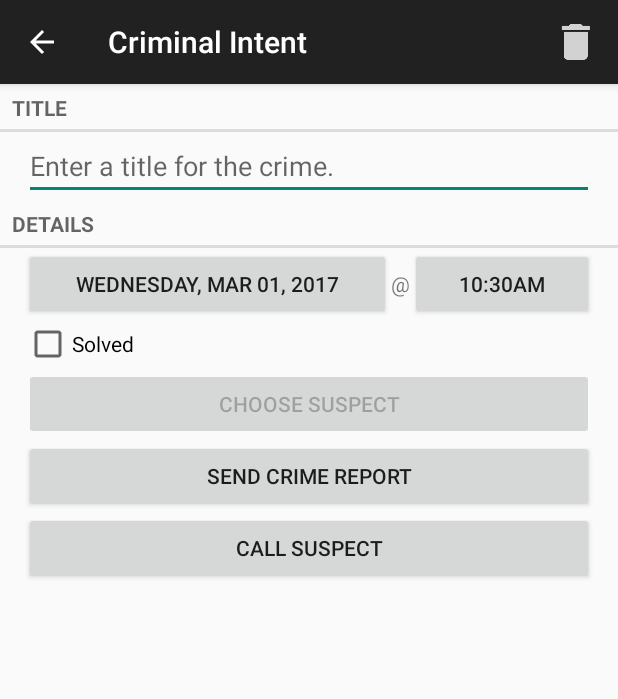
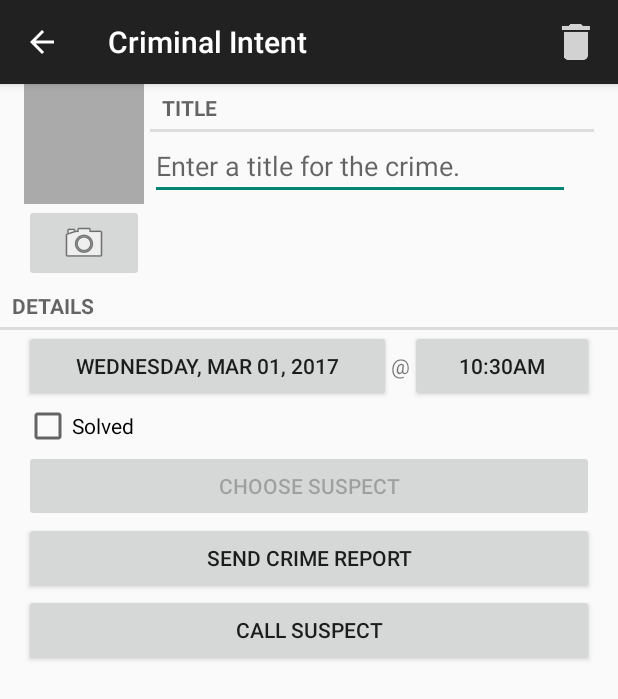
Before and after one commit to chrisdziewa/criminal-intent, an Android app: the CrimeFragment screen opened directly, with no data from a screen before it, on a phone screen of 412 x 824 dp. Shown: the top 699 px of the screen. Run offline under Robolectric (Android 15) with nearby library versions, the phone set to English and light mode, and no system bars.

```diff
--- a/app/src/main/java/com/example/android/criminalintent2/Crime.java
+++ b/app/src/main/java/com/example/android/criminalintent2/Crime.java
@@ -68,4 +68,8 @@ public class Crime {
     public void setSuspectId(long suspectId) {
         mSuspectId = suspectId;
     }
+
+    public String getPhotoFilename() {
+        return "IMG_" + getId().toString() + ".jpg";
+    }
 }
--- a/app/src/main/java/com/example/android/criminalintent2/CrimeFragment.java
+++ b/app/src/main/java/com/example/android/criminalintent2/CrimeFragment.java
@@ -5,17 +5,21 @@ import android.app.Activity;
 import android.content.Context;
 import android.content.Intent;
 import android.content.pm.PackageManager;
+import android.content.pm.ResolveInfo;
 import android.content.res.Configuration;
 import android.database.Cursor;
+import android.graphics.Bitmap;
 import android.net.Uri;
 import android.os.Bundle;
 import android.provider.ContactsContract;
+import android.provider.MediaStore;
 import android.support.annotation.Nullable;
 import android.support.v4.app.ActivityCompat;
 import android.support.v4.app.Fragment;
 import android.support.v4.app.FragmentManager;
 import android.support.v4.app.ShareCompat;
 import android.support.v4.content.ContextCompat;
+import android.support.v4.content.FileProvider;
 import android.text.Editable;
 import android.text.TextWatcher;
 import android.util.Log;
@@ -29,9 +33,13 @@ import android.widget.Button;
 import android.widget.CheckBox;
 import android.widget.CompoundButton;
 import android.widget.EditText;
+import android.widget.ImageButton;
+import android.widget.ImageView;
 import android.widget.Toast;
 
+import java.io.File;
 import java.util.Date;
+import java.util.List;
 import java.util.UUID;
 
 /**
@@ -40,7 +48,6 @@ import java.util.UUID;
 
 public class CrimeFragment extends Fragment {
     private static final String CRIME_FRAGMENT = "CrimeFragment";
-
     private static final String ARG_CRIME_ID = "crime_id";
 
     // Dialog tags
@@ -51,18 +58,19 @@ public class CrimeFragment extends Fragment {
     public static final String EXTRA_DATE = "date";
     public static final String EXTRA_TIME = "time";
 
-    // Dialog codes
-    public static final int REQUEST_DATE = 0;
-    public static final int REQUEST_TIME = 1;
-
-    // Activity codes
+    // request codes
+    private static final int REQUEST_DATE = 0;
+    private static final int REQUEST_TIME = 1;
+    private static final int REQUEST_PHOTO = 2;
     public static final int ACTIVITY_REQUEST_DATE = 3;
     public static final int ACTIVITY_REQUEST_TIME = 4;
     public static final int REQUEST_CONTACT = 5;
 
     public static final int MY_PERMISSIONS_REQUEST_READ_CONTACTS = 6;
 
+    // Widgets
     private Crime mCrime;
+    private File mPhotoFile;
     private EditText mTitleField;
     private Button mDateButton;
     private Button mTimeButton;
@@ -70,12 +78,15 @@ public class CrimeFragment extends Fragment {
     private Button mReportButton;
     private Button mSuspectButton;
     private Button mCallSuspectButton;
+    private ImageButton mPhotoButton;
+    private ImageView mPhotoView;
 
     @Override
     public void onCreate(@Nullable Bundle savedInstanceState) {
         super.onCreate(savedInstanceState);
         UUID crimeId = (UUID) getArguments().getSerializable(ARG_CRIME_ID);
         mCrime = CrimeLab.get(getActivity()).getCrime(crimeId);
+        mPhotoFile = CrimeLab.get(getActivity()).getPhotoFile(mCrime);
     }
 
     @Nullable
@@ -210,6 +221,42 @@ public class CrimeFragment extends Fragment {
             mSuspectButton.setEnabled(false);
         }
 
+        // Setup photo taking abilities
+        mPhotoButton = (ImageButton) v.findViewById(R.id.crime_camera);
+        final Intent captureImage = new Intent(MediaStore.ACTION_IMAGE_CAPTURE);
+
+        boolean canTakePhoto = mPhotoFile != null &&
+                captureImage.resolveActivity(packageManager) != null;
+        mPhotoButton.setEnabled(canTakePhoto);
+
+        mPhotoButton.setOnClickListener(new View.OnClickListener() {
+            @Override
+            public void onClick(View view) {
+                Uri uri = FileProvider.getUriForFile(getActivity(),
+                        "com.example.android.criminalintent2.fileprovider",
+                        mPhotoFile);
+
+                captureImage.putExtra(MediaStore.EXTRA_OUTPUT, uri);
+
+                List<ResolveInfo> cameraActivities = getActivity()
+                        .getPackageManager()
+                        .queryIntentActivities(captureImage,
+                                PackageManager.MATCH_DEFAULT_ONLY);
+
+                for (ResolveInfo activity : cameraActivities) {
+                    getActivity().grantUriPermission(activity.activityInfo.toString(),
+                            uri,
+                            Intent.FLAG_GRANT_WRITE_URI_PERMISSION);
+
+                    startActivityForResult(captureImage, REQUEST_PHOTO);
+                }
+            }
+        });
+
+        mPhotoView = (ImageView) v.findViewById(R.id.crime_photo);
+
+        updatePhotoView();
+
         return v;
     }
 
@@ -274,6 +321,12 @@ public class CrimeFragment extends Fragment {
             } finally {
                 c.close();
             }
+        } else if (requestCode == REQUEST_PHOTO) {
+            Uri uri = FileProvider.getUriForFile(getActivity(),
+                    "com.example.android.criminalintent2.fileprovider", mPhotoFile);
+            // Remove temporary write access to file from camera
+            getActivity().revokeUriPermission(uri, Intent.FLAG_GRANT_WRITE_URI_PERMISSION);
+            updatePhotoView();
         }
     }
 
@@ -301,6 +354,15 @@ public class CrimeFragment extends Fragment {
         // Return the report
         return getString(R.string.crime_report,
                 mCrime.getTitle(), dateString, timeString, solvedString, suspect);
+    }
+
+    private void updatePhotoView() {
+        if (mPhotoFile == null || !mPhotoFile.exists()) {
+            mPhotoView.setImageDrawable(null);
+        } else {
+            Bitmap bitmap = PictureUtils.getScaledBitmap(mPhotoFile.getPath(), getActivity());
+            mPhotoView.setImageBitmap(bitmap);
+        }
     }
 
     // For determining dialog as dialog or fragment
@@ -410,7 +472,7 @@ public class CrimeFragment extends Fragment {
     }
 
     private void callSuspect() {
-       Cursor c = getActivity().getContentResolver().query(
+        Cursor c = getActivity().getContentResolver().query(
                 ContactsContract.CommonDataKinds.Phone.CONTENT_URI,
                 new String[]{ContactsContract.CommonDataKinds.Phone.NUMBER},
                 ContactsContract.CommonDataKinds.Phone.CONTACT_ID + "=?",
--- a/app/src/main/java/com/example/android/criminalintent2/CrimeLab.java
+++ b/app/src/main/java/com/example/android/criminalintent2/CrimeLab.java
@@ -9,6 +9,7 @@ import com.example.android.criminalintent2.database.CrimeBaseHelper;
 import com.example.android.criminalintent2.database.CrimeCursorWrapper;
 import com.example.android.criminalintent2.database.CrimeDbSchema.CrimeTable;
 
+import java.io.File;
 import java.util.ArrayList;
 import java.util.List;
 import java.util.UUID;
@@ -97,6 +98,12 @@ public class CrimeLab {
         }
     }
 
+    public File getPhotoFile(Crime crime) {
+        File filesDir = mContext.getFilesDir();
+
+        return new File(filesDir, crime.getPhotoFilename());
+    }
+
     private static ContentValues getContentValues(Crime crime) {
         ContentValues values = new ContentValues();
         values.put(CrimeTable.Cols.UUID, crime.getId().toString());
--- a/app/src/main/res/layout-land/fragment_crime.xml
+++ b/app/src/main/res/layout-land/fragment_crime.xml
@@ -4,19 +4,7 @@
               android:layout_height="match_parent"
               android:orientation="vertical">
 
-    <TextView
-        style="?android:listSeparatorTextViewStyle"
-        android:layout_width="match_parent"
-        android:layout_height="wrap_content"
-        android:text="@string/crime_title_label"/>
-
-    <EditText
-        android:id="@+id/crime_title"
-        android:layout_width="match_parent"
-        android:layout_height="wrap_content"
-        android:layout_marginLeft="16dp"
-        android:layout_marginRight="16dp"
-        android:hint="@string/crime_title_hint"/>
+    <include layout="@layout/view_camera_and_title"/>
 
     <TextView
         style="?android:listSeparatorTextViewStyle"
--- a/app/src/main/res/layout/fragment_crime.xml
+++ b/app/src/main/res/layout/fragment_crime.xml
@@ -4,19 +4,7 @@
               android:layout_height="match_parent"
               android:orientation="vertical">
 
-    <TextView
-        style="?android:listSeparatorTextViewStyle"
-        android:layout_width="match_parent"
-        android:layout_height="wrap_content"
-        android:text="@string/crime_title_label"/>
-
-    <EditText
-        android:id="@+id/crime_title"
-        android:layout_width="match_parent"
-        android:layout_height="wrap_content"
-        android:layout_marginLeft="16dp"
-        android:layout_marginRight="16dp"
-        android:hint="@string/crime_title_hint"/>
+    <include layout="@layout/view_camera_and_title"/>
 
     <TextView
         style="?android:listSeparatorTextViewStyle"
--- /dev/null
+++ b/app/src/main/res/layout/view_camera_and_title.xml
@@ -0,0 +1,51 @@
+<?xml version="1.0" encoding="utf-8"?>
+<LinearLayout xmlns:android="http://schemas.android.com/apk/res/android"
+              android:layout_width="match_parent"
+              android:layout_height="wrap_content"
+              android:layout_marginLeft="16dp"
+              android:layout_marginRight="16dp"
+              android:orientation="horizontal">
+
+    <LinearLayout
+        android:layout_width="wrap_content"
+        android:layout_height="wrap_content"
+        android:layout_marginRight="4dp"
+        android:orientation="vertical">
+
+        <ImageView
+            android:id="@+id/crime_photo"
+            android:layout_width="80dp"
+            android:layout_height="80dp"
+            android:background="@android:color/darker_gray"
+            android:cropToPadding="true"
+            android:scaleType="centerInside"/>
+
+        <ImageButton
+            android:id="@+id/crime_camera"
+            android:layout_width="match_parent"
+            android:layout_height="wrap_content"
+            android:src="@android:drawable/ic_menu_camera"/>
+
+    </LinearLayout>
+
+    <LinearLayout
+        android:layout_width="wrap_content"
+        android:layout_height="wrap_content"
+        android:layout_weight="1"
+        android:orientation="vertical">
+
+        <TextView
+            style="?android:listSeparatorTextViewStyle"
+            android:layout_width="match_parent"
+            android:layout_height="wrap_content"
+            android:text="@string/crime_title_label"/>
+
+        <EditText
+            android:id="@+id/crime_title"
+            android:layout_width="match_parent"
+            android:layout_height="wrap_content"
+            android:layout_marginRight="16dp"
+            android:hint="@string/crime_title_hint"/>
+    </LinearLayout>
+
+</LinearLayout>
--- /dev/null
+++ b/app/src/main/res/xml/files.xml
@@ -0,0 +1,3 @@
+<paths>
+    <files-path name="crime_photos" path="."/>
+</paths>
```
Also changed, not shown: app/src/main/AndroidManifest.xml (+23 -2 lines), app/src/main/java/com/example/android/criminalintent2/PictureUtils.java (added, +48 -0 lines).
